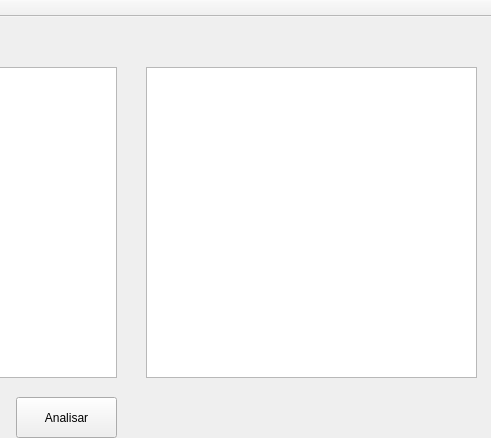
FeBarbosa/Compiladores, file 04-Analisador-Lexico/mainwindow.ui: the form before one commit; both pictures show x 774 to 1265 and y 0 to 438 of the 1265 by 681 pixel window.
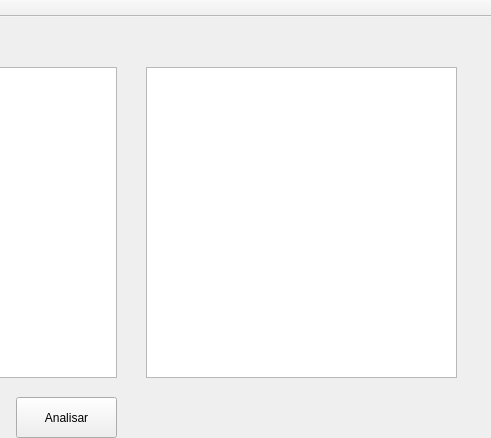
The form after the commit.

Commit message: Trabalho04: Iniciando Método de Análise

Patch:
```diff
--- a/04-Analisador-Lexico/mainwindow.ui
+++ b/04-Analisador-Lexico/mainwindow.ui
@@ -140,10 +140,13 @@
      <rect>
       <x>920</x>
       <y>50</y>
-      <width>331</width>
+      <width>311</width>
       <height>311</height>
      </rect>
     </property>
+    <property name="readOnly">
+     <bool>true</bool>
+    </property>
    </widget>
   </widget>
   <widget class="QMenuBar" name="menuBar">
```
The commit also changes 2 other files.
